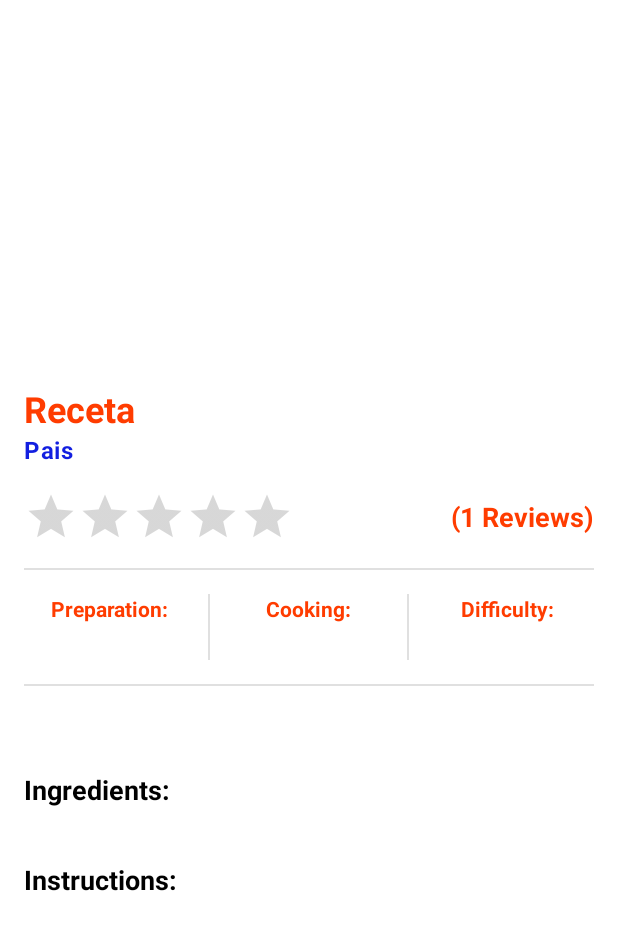
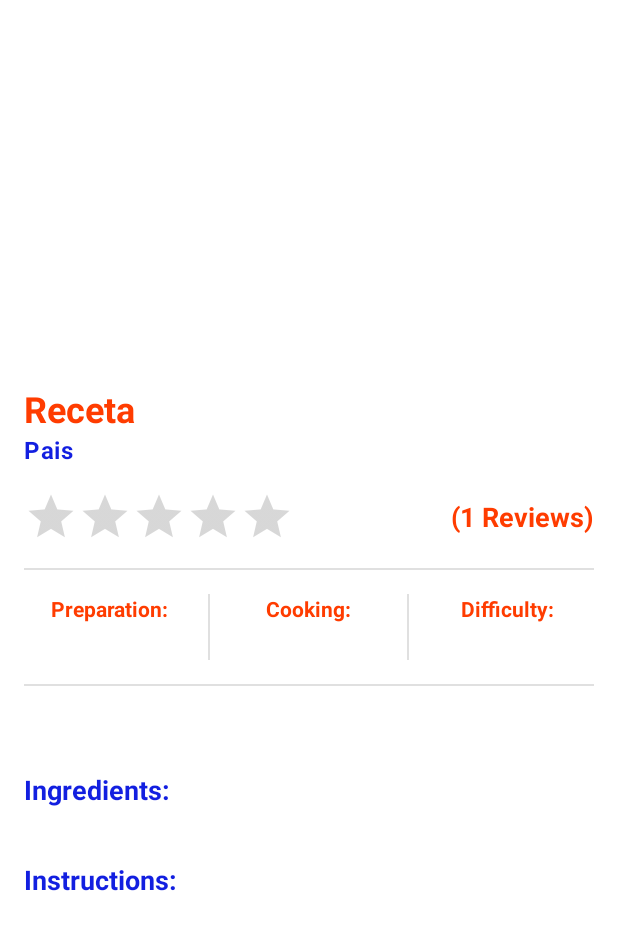
Before and after one commit to Ivanrp7/RECIPES, an Android app: the DetailActivity screen opened directly, with no data from a screen before it, on a phone screen of 412 x 824 dp. Shown: the top 930 px of the screen. Run offline under Robolectric (Android 15) with nearby library versions, the phone set to English and light mode, and no system bars; our stand-ins replace Picasso; network calls fail; pictures from the network do not load; 12 statements that could not run were skipped.

Commit message:
ingrdients and instructions colors

```diff
--- a/app/src/main/res/layout/activity_detail.xml
+++ b/app/src/main/res/layout/activity_detail.xml
@@ -205,7 +205,7 @@
                         android:layout_width="wrap_content"
                         android:layout_height="wrap_content"
                         android:text="Ingredients:"
-                        android:textColor="@color/black"
+                        android:textColor="@color/country"
                         android:textStyle="bold"
                         android:textSize="18sp"/>
 
@@ -230,7 +230,7 @@
                         android:layout_width="wrap_content"
                         android:layout_height="wrap_content"
                         android:text="Instructions:"
-                        android:textColor="@color/black"
+                        android:textColor="@color/country"
                         android:textStyle="bold"
                         android:textSize="18sp"/>
 
```
